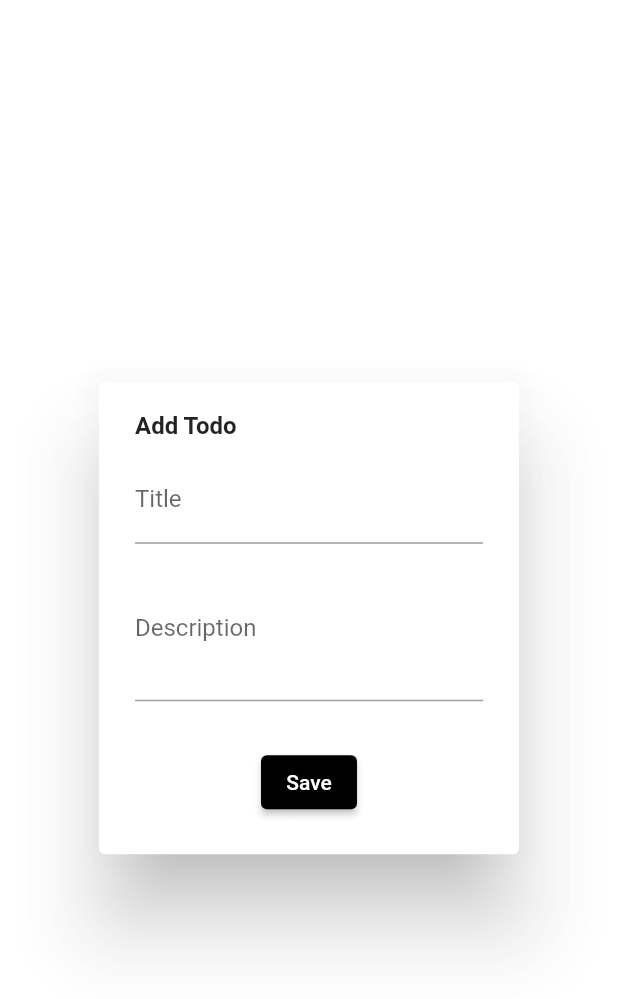
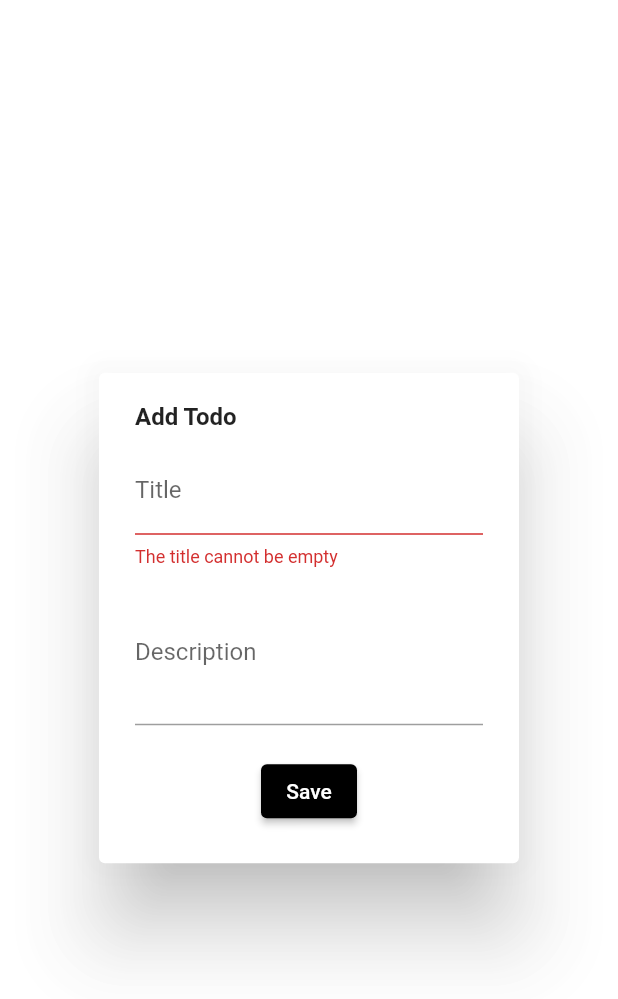
Before and after one commit to mpijuk/ToDo_app, a Flutter app: the AddTodoWidget widget shown alone on an empty page, opened directly, after a tap on "Save", on a phone screen of 412 x 824 dp. Shown: the top 999 px of the screen. Run offline on Flutter 3.47's test engine with Material 2 defaults, Android fonts, the phone set to English and light mode, and no system bars; our stand-ins replace flutter_slidable.

Commit message:
make add task button functional

```diff
--- a/lib/CustomWidgets/AddTodoDialog.dart
+++ b/lib/CustomWidgets/AddTodoDialog.dart
@@ -1,5 +1,8 @@
 import 'package:flutter/material.dart';
 import 'package:todo/CustomWidgets/TodoForm.dart';
+import 'package:todo/Models/Todo.dart';
+import 'package:provider/provider.dart';
+import 'package:todo/Provider/TodoProvider.dart';
 
 class AddTodoWidget extends StatefulWidget {
   const AddTodoWidget({Key? key}) : super(key: key);
@@ -17,7 +20,9 @@ class _AddTodoWidgetState extends State<AddTodoWidget> {
   @override
   Widget build(BuildContext context) {
     return AlertDialog(
-      content: Column(
+      content: Form(
+        key: _formKey,
+        child: Column(
           mainAxisSize: MainAxisSize.min,
           crossAxisAlignment: CrossAxisAlignment.start,
           children: [
@@ -31,10 +36,31 @@ class _AddTodoWidgetState extends State<AddTodoWidget> {
             TodoForm(
               onChangedTitle: (title) => setState(() => this.title = title),
               onChangedDescription: (description) => setState(() => this.description = description),
-            onSavedTodo: () {},
+              onSavedTodo: saveTodo,
             ),
           ]
         ),
+      ),
     );
   }
+
+  void saveTodo () {
+    final isValid = _formKey.currentState!.validate();
+
+    if(!isValid) {
+      return;
+    } else {
+      final todo = Todo(
+        id: DateTime.now().toString(),
+        title: title,
+        description: description,
+        createdTime: DateTime.now(),
+      );
+
+      final provider = Provider.of<TodoProvider>(context, listen: false);
+      provider.addTodo(todo);
+
+      Navigator.of(context).pop();
     }
+  }
+}
--- a/lib/CustomWidgets/TodoForm.dart
+++ b/lib/CustomWidgets/TodoForm.dart
@@ -28,7 +28,7 @@ class TodoForm extends StatelessWidget {
           buildTitle(),
           SizedBox(height: 8),
           buildDescription(),
-          SizedBox(height: 30),
+          SizedBox(height: 20),
           buildButton(),
         ],
       ),
--- a/lib/CustomWidgets/TodoList.dart
+++ b/lib/CustomWidgets/TodoList.dart
@@ -1,7 +1,7 @@
 import 'package:flutter/material.dart';
 import 'package:provider/provider.dart';
 import 'package:todo/CustomWidgets/TodoTask.dart';
-import 'package:todo/Provider/TodoTasks.dart';
+import 'package:todo/Provider/TodoProvider.dart';
 import 'package:todo/Models/Todo.dart';
 
 class TodoListWidget extends StatelessWidget {
--- a/lib/Provider/TodoTasks.dart
+++ b/lib/Provider/TodoProvider.dart
@@ -34,4 +34,11 @@ class TodoProvider extends ChangeNotifier {
   ];
 
   List<Todo> get todos => _todos.where((todo) => todo.isDone == false).toList();
+
+  void addTodo(Todo todo) {
+    _todos.add(todo);
+
+    notifyListeners();
+  }
+
 }
--- a/lib/main.dart
+++ b/lib/main.dart
@@ -1,6 +1,6 @@
 import 'package:flutter/material.dart';
 import 'package:provider/provider.dart';
-import 'package:todo/Provider/TodoTasks.dart';
+import 'package:todo/Provider/TodoProvider.dart';
 import 'package:todo/Screens/Home.dart';
 
 void main() {
```
Lines whose indentation alone changed are shown as unchanged.
